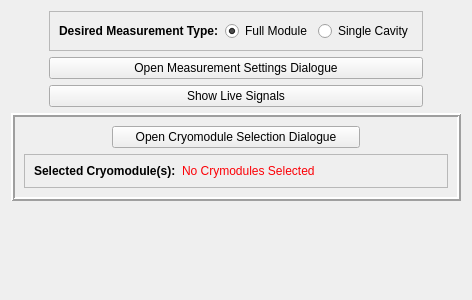
The window that gui/q0.ui (ssoham/Q0Measurement) describes before a commit, drawn with Qt 5.
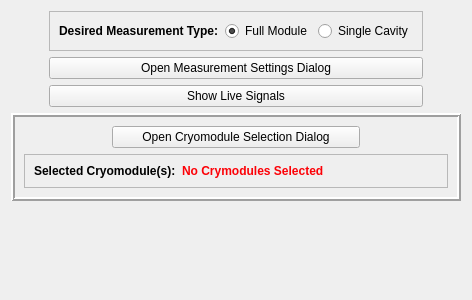
The same window after the commit. Custom widgets are drawn as their Qt base class.

Patch:
```diff
--- a/gui/q0.ui
+++ b/gui/q0.ui
@@ -29,7 +29,7 @@
       <string>Default settings will work fine in most use cases</string>
      </property>
      <property name="text">
-      <string>Open Measurement Settings Dialogue</string>
+      <string>Open Measurement Settings Dialog</string>
      </property>
     </widget>
    </item>
@@ -176,7 +176,7 @@
          <string>${buttonName}</string>
         </property>
         <property name="text">
-         <string>Open Cryomodule Selection Dialogue</string>
+         <string>Open Cryomodule Selection Dialog</string>
         </property>
         <property name="checked">
          <bool>false</bool>
@@ -277,6 +277,12 @@
              </disabled>
             </palette>
            </property>
+           <property name="font">
+            <font>
+             <weight>75</weight>
+             <bold>true</bold>
+            </font>
+           </property>
            <property name="toolTip">
             <string>CMs where cavities are deselected or not at ops max will appear with an asterisk (*)</string>
            </property>
```
